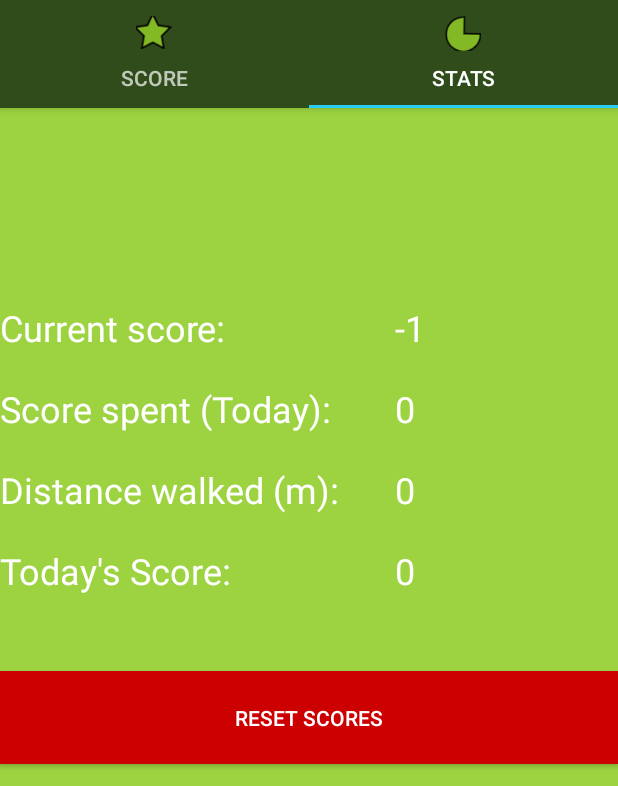
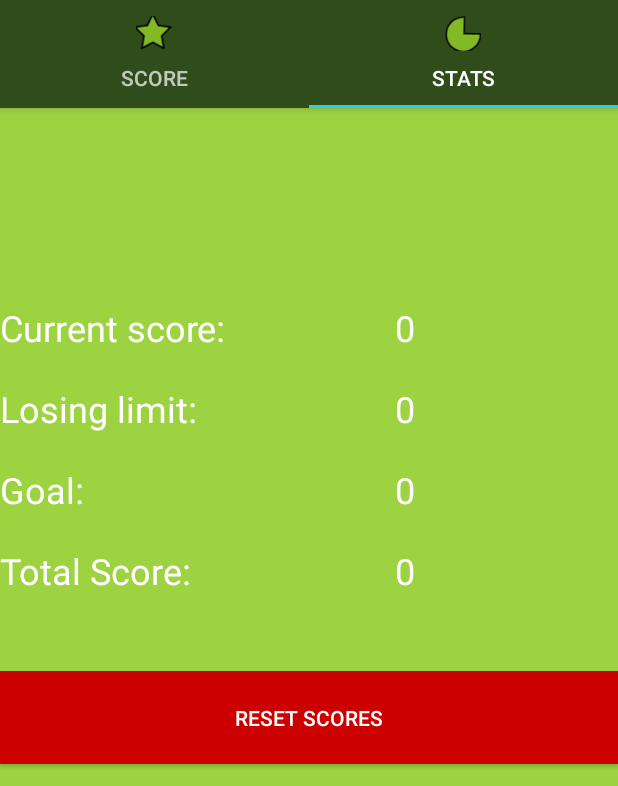
Before and after one commit to nleinone/DbActivityChallenge, an Android app: the screen it shows after launch (MainActivity), tab 2 chosen, on a phone screen of 412 x 824 dp, the part 89-875 px from its top. Run offline under Robolectric (Android 15) with nearby library versions, the phone set to English and light mode, and no system bars.

Commit message:
tested constants

```diff
--- a/DeedsBeeActivityChallenge/app/src/main/java/com/example/deedsbeeactivitychallenge/MainActivity.java
+++ b/DeedsBeeActivityChallenge/app/src/main/java/com/example/deedsbeeactivitychallenge/MainActivity.java
@@ -273,7 +273,7 @@
         if(score == Constants.MIN_SCORE)
         {
             //You lost
-            Context context = getApplicationContext();
+            Context context = MainActivity.this;
             new AlertDialog.Builder(context)
                     .setTitle("You lost the challenge :(")
                     .setMessage("Don't give up! Try again!")
@@ -379,6 +379,7 @@
         TextView totalScoreTv = findViewById(R.id.todayScoreResultTextView);
         TextView distanceWalkedTv = findViewById(R.id.distanceWalkedResultTextView);
         TextView currentScoreCircleTv = findViewById(R.id.scoreTextView);
+        TextView losingScoreTv = findViewById(R.id.scoreSpentResultTextView);
 
         int currentScore = getIntValueFromSharedPref("currentScore");
         int totalScore = getIntValueFromSharedPref("totalScore");
@@ -392,9 +393,11 @@
             String totalScoreStr = Integer.toString(totalScore);
             totalScoreTv.setText(totalScoreStr);
 
-            int distance = getIntValueFromSharedPref("distance");
-            String distanceStr = Integer.toString(distance);
+            String distanceStr = Integer.toString(Constants.MAX_SCORE);
             distanceWalkedTv.setText(distanceStr);
+
+            String losingLimitStr = Integer.toString(Constants.MIN_SCORE);
+            losingScoreTv.setText(losingLimitStr);
 
             updateScoreColor(currentScoreCircleTv);
 
--- a/DeedsBeeActivityChallenge/app/src/main/java/com/example/deedsbeeactivitychallenge/ui/main/Constants.java
+++ b/DeedsBeeActivityChallenge/app/src/main/java/com/example/deedsbeeactivitychallenge/ui/main/Constants.java
@@ -6,7 +6,7 @@
 
     public static final String BROADCAST_DETECTED_ACTIVITY = "activity_intent";
 
-    static final long DETECTION_INTERVAL_IN_MILLISECONDS = 2 * 1000;
+    static final long DETECTION_INTERVAL_IN_MILLISECONDS = 2 * 5000;
 
     public static final int CONFIDENCE = 65;
 
@@ -16,10 +16,10 @@
 
     public static final int PENALTY_SCORE = 1;
 
-    public static final int MAX_SCORE = 10000; //It gets roughly 250 minutes to drain 1k points.
+    public static final int MAX_SCORE = 10000; //It gets roughly 250 minutes to drain 1k points with 15000 penalty delay.
 
     public static final int MIN_SCORE = -1000;
 
-    public static final int PENALTY_DELAY = 5000;
+    public static final int PENALTY_DELAY = 15000;
 
 }
--- a/DeedsBeeActivityChallenge/app/src/main/res/values/strings.xml
+++ b/DeedsBeeActivityChallenge/app/src/main/res/values/strings.xml
@@ -6,12 +6,12 @@
     <string name="you_are_now">You are now: </string>
     <string name="Default_activity">Still</string>
 
-    <string name="todayScoreTv">Today\'s Score:</string>
+    <string name="todayScoreTv">Total Score:</string>
     <string name="todayScoreResultTv">0</string>
-    <string name="distanceWalkedTv">Distance walked (m):</string>
+    <string name="distanceWalkedTv">Goal:</string>
     <string name="distanceWalkedResultTv">0</string>
     <string name="meterTv">meters</string>
-    <string name="scoreSpentTv">Score spent (Today):</string>
+    <string name="scoreSpentTv">Losing limit:</string>
     <string name="scoreSpentResultTv">0</string>
     <string name="currentScoreTv">Current score:</string>
     <string name="currentScoreResultTv">0</string>
```
